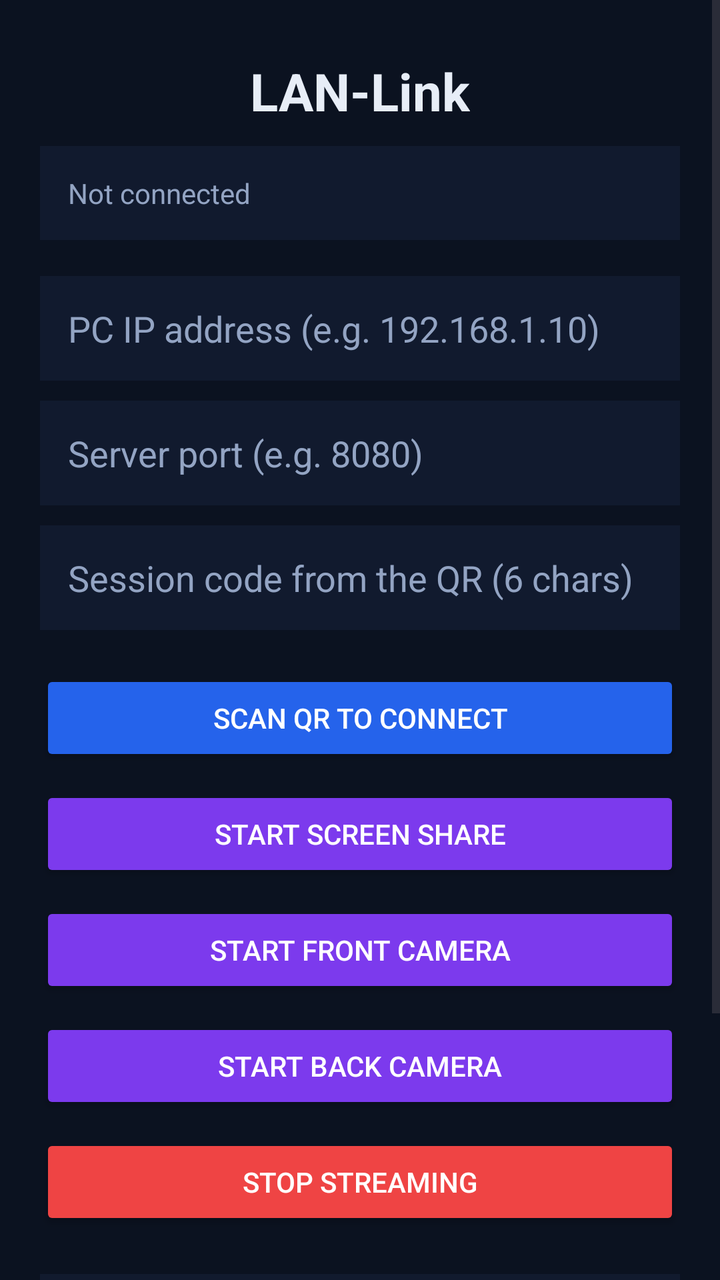
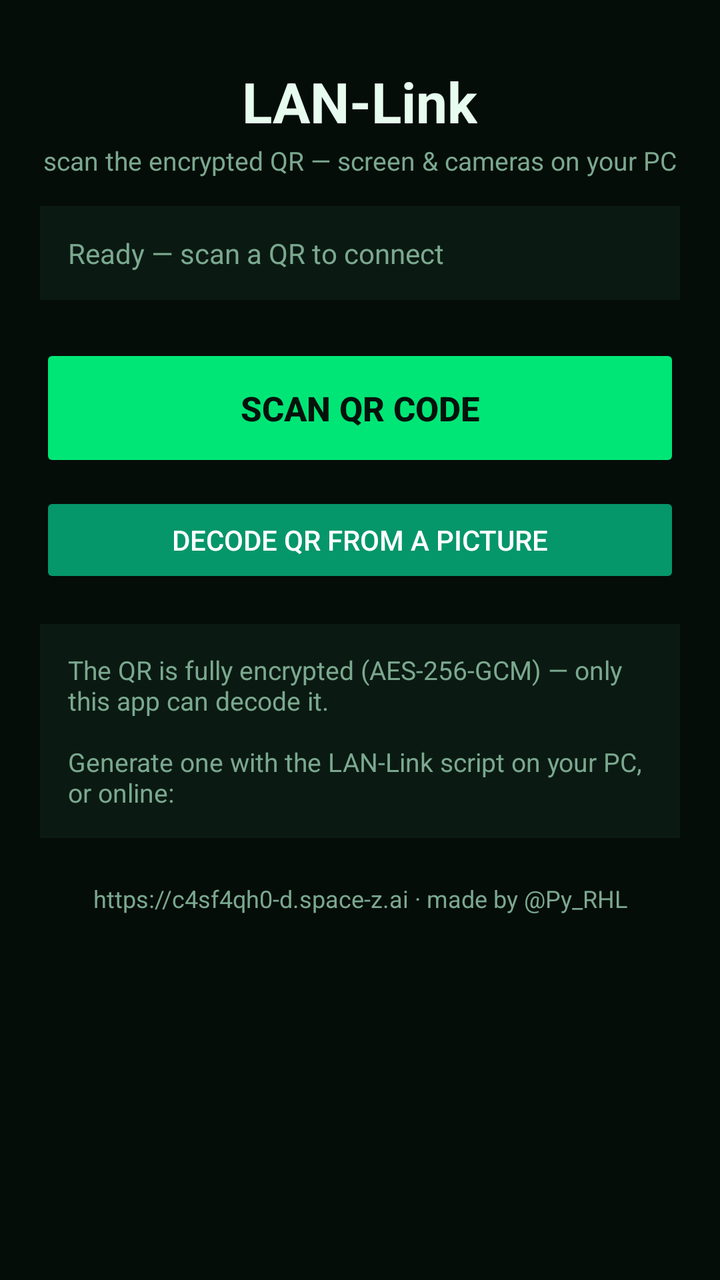

An Android layout rendered at two revisions. The XML below is the earlier revision; the diff shows what the commit changed to produce the second picture.
<!-- AndroidManifest.xml: application theme Theme.LanLink -->
<!-- res/layout/activity_main.xml -->
<?xml version="1.0" encoding="utf-8"?>
<ScrollView xmlns:android="http://schemas.android.com/apk/res/android"
    android:layout_width="match_parent"
    android:layout_height="match_parent"
    android:background="@color/background_dark"
    android:fillViewport="true">

    <LinearLayout
        android:layout_width="match_parent"
        android:layout_height="wrap_content"
        android:orientation="vertical"
        android:padding="20dp">

        <TextView
            android:layout_width="wrap_content"
            android:layout_height="wrap_content"
            android:layout_gravity="center_horizontal"
            android:layout_marginTop="8dp"
            android:text="@string/app_name"
            android:textColor="@color/text_primary"
            android:textSize="26sp"
            android:textStyle="bold" />

        <TextView
            android:id="@+id/statusText"
            android:layout_width="match_parent"
            android:layout_height="wrap_content"
            android:layout_marginTop="10dp"
            android:background="@color/surface_dark"
            android:padding="14dp"
            android:text="@string/status_idle"
            android:textColor="@color/text_dim"
            android:textSize="14sp" />

        <com.google.android.material.textfield.TextInputEditText
            android:id="@+id/editHost"
            android:layout_width="match_parent"
            android:layout_height="wrap_content"
            android:layout_marginTop="18dp"
            android:background="@color/surface_dark"
            android:hint="@string/hint_host"
            android:inputType="text"
            android:padding="14dp"
            android:textColor="@color/text_primary"
            android:textColorHint="@color/text_dim" />

        <com.google.android.material.textfield.TextInputEditText
            android:id="@+id/editPort"
            android:layout_width="match_parent"
            android:layout_height="wrap_content"
            android:layout_marginTop="10dp"
            android:background="@color/surface_dark"
            android:hint="@string/hint_port"
            android:inputType="number"
            android:padding="14dp"
            android:textColor="@color/text_primary"
            android:textColorHint="@color/text_dim" />

        <com.google.android.material.textfield.TextInputEditText
            android:id="@+id/editToken"
            android:layout_width="match_parent"
            android:layout_height="wrap_content"
            android:layout_marginTop="10dp"
            android:background="@color/surface_dark"
            android:hint="@string/hint_token"
            android:inputType="textCapCharacters"
            android:maxLength="12"
            android:padding="14dp"
            android:textColor="@color/text_primary"
            android:textColorHint="@color/text_dim" />

        <Button
            android:id="@+id/btnScan"
            android:layout_width="match_parent"
            android:layout_height="wrap_content"
            android:layout_marginTop="20dp"
            android:backgroundTint="@color/primary"
            android:text="@string/btn_scan"
            android:textColor="#FFFFFF" />

        <Button
            android:id="@+id/btnScreen"
            android:layout_width="match_parent"
            android:layout_height="wrap_content"
            android:layout_marginTop="10dp"
            android:backgroundTint="@color/primary_variant"
            android:text="@string/btn_screen"
            android:textColor="#FFFFFF" />

        <Button
            android:id="@+id/btnFront"
            android:layout_width="match_parent"
            android:layout_height="wrap_content"
            android:layout_marginTop="10dp"
            android:backgroundTint="@color/primary_variant"
            android:text="@string/btn_front"
            android:textColor="#FFFFFF" />

        <Button
            android:id="@+id/btnBack"
            android:layout_width="match_parent"
            android:layout_height="wrap_content"
            android:layout_marginTop="10dp"
            android:backgroundTint="@color/primary_variant"
            android:text="@string/btn_back"
            android:textColor="#FFFFFF" />

        <Button
            android:id="@+id/btnStop"
            android:layout_width="match_parent"
            android:layout_height="wrap_content"
            android:layout_marginTop="10dp"
            android:backgroundTint="@color/accent_red"
            android:text="@string/btn_stop"
            android:textColor="#FFFFFF" />

        <TextView
            android:layout_width="match_parent"
            android:layout_height="wrap_content"
            android:layout_marginTop="22dp"
            android:background="@color/surface_dark"
            android:padding="14dp"
            android:text="@string/setup_title"
            android:textColor="@color/text_primary"
            android:textSize="14sp"
            android:textStyle="bold" />

        <TextView
            android:layout_width="match_parent"
            android:layout_height="wrap_content"
            android:paddingStart="14dp"
            android:paddingEnd="14dp"
            android:paddingBottom="10dp"
            android:text="@string/setup_body"
            android:textColor="@color/text_dim"
            android:textSize="13sp" />
    </LinearLayout>
</ScrollView>
<!-- resources referenced by this layout -->
<resources>
  <color name="accent_red">#EF4444</color>
  <color name="background_dark">#0B1220</color>
  <color name="primary">#2563EB</color>
  <color name="primary_variant">#7C3AED</color>
  <color name="surface_dark">#111A2E</color>
  <color name="text_dim">#93A4C3</color>
  <color name="text_primary">#E7EDF7</color>
  <string name="app_name">LAN-Link</string>
  <string name="btn_back">Start back camera</string>
  <string name="btn_front">Start front camera</string>
  <string name="btn_scan">Scan QR to connect</string>
  <string name="btn_screen">Start screen share</string>
  <string name="btn_stop">Stop streaming</string>
  <string name="hint_host">PC IP address (e.g. 192.168.1.10)</string>
  <string name="hint_port">Server port (e.g. 8080)</string>
  <string name="hint_token">Session code from the QR (6 chars)</string>
  <string name="setup_body">1. Settings &gt; Accessibility &gt; LAN-Link Control -&gt; ON\n2. Settings &gt; System &gt; Languages &amp; input &gt; On-screen keyboard &gt; LAN-Link Text -&gt; ON\nWhen typing remotely, switch the keyboard to LAN-Link Text.</string>
  <string name="setup_title">One-time setup (for full remote control)</string>
  <string name="status_idle">Not connected</string>
  <style name="Theme.LanLink" parent="Theme.Material3.DayNight.NoActionBar">
          <item name="colorPrimary">@color/primary</item>
          <item name="colorPrimaryContainer">@color/surface_dark</item>
          <item name="colorOnPrimary">#FFFFFF</item>
          <item name="colorSecondary">@color/primary_variant</item>
          <item name="android:colorBackground">@color/background_dark</item>
          <item name="colorSurface">@color/surface_dark</item>
          <item name="colorOnSurface">@color/text_primary</item>
          <item name="android:statusBarColor">@color/background_dark</item>
          <item name="android:navigationBarColor">@color/background_dark</item>
      </style>
</resources>

<!-- the commit's change to res/layout/activity_main.xml (unified diff, before → after) -->
@@ -15,124 +15,156 @@
             android:layout_width="wrap_content"
             android:layout_height="wrap_content"
             android:layout_gravity="center_horizontal"
-            android:layout_marginTop="8dp"
+            android:layout_marginTop="12dp"
             android:text="@string/app_name"
             android:textColor="@color/text_primary"
-            android:textSize="26sp"
+            android:textSize="28sp"
             android:textStyle="bold" />
+
+        <TextView
+            android:layout_width="wrap_content"
+            android:layout_height="wrap_content"
+            android:layout_gravity="center_horizontal"
+            android:layout_marginTop="2dp"
+            android:text="@string/tagline"
+            android:textColor="@color/text_dim"
+            android:textSize="13sp" />
 
         <TextView
             android:id="@+id/statusText"
             android:layout_width="match_parent"
             android:layout_height="wrap_content"
-            android:layout_marginTop="10dp"
+            android:layout_marginTop="14dp"
             android:background="@color/surface_dark"
             android:padding="14dp"
             android:text="@string/status_idle"
             android:textColor="@color/text_dim"
             android:textSize="14sp" />
 
-        <com.google.android.material.textfield.TextInputEditText
-            android:id="@+id/editHost"
+        
+        <LinearLayout
+            android:id="@+id/scanPanel"
             android:layout_width="match_parent"
             android:layout_height="wrap_content"
-            android:layout_marginTop="18dp"
-            android:background="@color/surface_dark"
-            android:hint="@string/hint_host"
-            android:inputType="text"
-            android:padding="14dp"
-            android:textColor="@color/text_primary"
-            android:textColorHint="@color/text_dim" />
+            android:orientation="vertical">
 
-        <com.google.android.material.textfield.TextInputEditText
-            android:id="@+id/editPort"
+            <Button
+                android:id="@+id/btnScan"
+                android:layout_width="match_parent"
+                android:layout_height="64dp"
+                android:layout_marginTop="22dp"
+                android:backgroundTint="@color/primary"
+                android:text="@string/btn_scan_now"
+                android:textColor="#04120B"
+                android:textSize="17sp"
+                android:textStyle="bold" />
+
+            <Button
+                android:id="@+id/btnPickImage"
+                android:layout_width="match_parent"
+                android:layout_height="wrap_content"
+                android:layout_marginTop="10dp"
+                android:backgroundTint="@color/primary_variant"
+                android:text="@string/btn_pick_image"
+                android:textColor="#FFFFFF" />
+
+            <TextView
+                android:layout_width="match_parent"
+                android:layout_height="wrap_content"
+                android:layout_marginTop="18dp"
+                android:background="@color/surface_dark"
+                android:padding="14dp"
+                android:text="@string/hint_encrypted"
+                android:textColor="@color/text_dim"
+                android:textSize="13sp" />
+        </LinearLayout>
+
+        
+        <LinearLayout
+            android:id="@+id/controlPanel"
             android:layout_width="match_parent"
             android:layout_height="wrap_content"
-            android:layout_marginTop="10dp"
-            android:background="@color/surface_dark"
-            android:hint="@string/hint_port"
-            android:inputType="number"
-            android:padding="14dp"
-            android:textColor="@color/text_primary"
-            android:textColorHint="@color/text_dim" />
+            android:orientation="vertical"
+            android:visibility="gone">
 
-        <com.google.android.material.textfield.TextInputEditText
-            android:id="@+id/editToken"
-            android:layout_width="match_parent"
-            android:layout_height="wrap_content"
-            android:layout_marginTop="10dp"
-            android:background="@color/surface_dark"
-            android:hint="@string/hint_token"
-            android:inputType="textCapCharacters"
-            android:maxLength="12"
-            android:padding="14dp"
-            android:textColor="@color/text_primary"
-            android:textColorHint="@color/text_dim" />
+            <TextView
+                android:layout_width="match_parent"
+                android:layout_height="wrap_content"
+                android:layout_marginTop="20dp"
+                android:text="@string/target_label"
+                android:textColor="@color/text_dim"
+                android:textSize="12sp" />
 
-        <Button
-            android:id="@+id/btnScan"
-            android:layout_width="match_parent"
-            android:layout_height="wrap_content"
-            android:layout_marginTop="20dp"
-            android:backgroundTint="@color/primary"
-            android:text="@string/btn_scan"
-            android:textColor="#FFFFFF" />
+            <TextView
+                android:id="@+id/targetText"
+                android:layout_width="match_parent"
+                android:layout_height="wrap_content"
+                android:layout_marginTop="4dp"
+                android:background="@color/surface_dark"
+                android:padding="14dp"
+                android:text="@string/status_idle"
+                android:textColor="@color/primary"
+                android:textSize="20sp"
+                android:textStyle="bold" />
 
-        <Button
-            android:id="@+id/btnScreen"
-            android:layout_width="match_parent"
-            android:layout_height="wrap_content"
-            android:layout_marginTop="10dp"
-            android:backgroundTint="@color/primary_variant"
-            android:text="@string/btn_screen"
-            android:textColor="#FFFFFF" />
+            <Button
+                android:id="@+id/btnScreen"
+                android:layout_width="match_parent"
+                android:layout_height="60dp"
+                android:layout_marginTop="18dp"
+                android:backgroundTint="@color/primary"
+                android:text="@string/btn_screen"
+                android:textColor="#04120B"
+                android:textSize="16sp"
+                android:textStyle="bold" />
 
-        <Button
-            android:id="@+id/btnFront"
-            android:layout_width="match_parent"
-            android:layout_height="wrap_content"
-            android:layout_marginTop="10dp"
-            android:backgroundTint="@color/primary_variant"
-            android:text="@string/btn_front"
-            android:textColor="#FFFFFF" />
+            <Button
+                android:id="@+id/btnFront"
+                android:layout_width="match_parent"
+                android:layout_height="60dp"
+                android:layout_marginTop="10dp"
+                android:backgroundTint="@color/primary_variant"
+                android:text="@string/btn_front"
+                android:textColor="#FFFFFF"
+                android:textSize="16sp" />
 
-        <Button
-            android:id="@+id/btnBack"
-            android:layout_width="match_parent"
-            android:layout_height="wrap_content"
-            android:layout_marginTop="10dp"
-            android:backgroundTint="@color/primary_variant"
-            android:text="@string/btn_back"
-            android:textColor="#FFFFFF" />
+            <Button
+                android:id="@+id/btnBack"
+                android:layout_width="match_parent"
+                android:layout_height="60dp"
+                android:layout_marginTop="10dp"
+                android:backgroundTint="@color/primary_variant"
+                android:text="@string/btn_back"
+                android:textColor="#FFFFFF"
+                android:textSize="16sp" />
 
-        <Button
-            android:id="@+id/btnStop"
-            android:layout_width="match_parent"
-            android:layout_height="wrap_content"
-            android:layout_marginTop="10dp"
-            android:backgroundTint="@color/accent_red"
-            android:text="@string/btn_stop"
-            android:textColor="#FFFFFF" />
+            <Button
+                android:id="@+id/btnStop"
+                android:layout_width="match_parent"
+                android:layout_height="wrap_content"
+                android:layout_marginTop="12dp"
+                android:backgroundTint="@color/accent_red"
+                android:text="@string/btn_stop"
+                android:textColor="#FFFFFF" />
+
+            <Button
+                android:id="@+id/btnRescan"
+                android:layout_width="match_parent"
+                android:layout_height="wrap_content"
+                android:layout_marginTop="10dp"
+                android:backgroundTint="@color/surface_dark"
+                android:text="@string/btn_rescan"
+                android:textColor="@color/text_dim" />
+        </LinearLayout>
 
         <TextView
             android:layout_width="match_parent"
             android:layout_height="wrap_content"
             android:layout_marginTop="22dp"
-            android:background="@color/surface_dark"
-            android:padding="14dp"
-            android:text="@string/setup_title"
-            android:textColor="@color/text_primary"
-            android:textSize="14sp"
-            android:textStyle="bold" />
-
-        <TextView
-            android:layout_width="match_parent"
-            android:layout_height="wrap_content"
-            android:paddingStart="14dp"
-            android:paddingEnd="14dp"
-            android:paddingBottom="10dp"
-            android:text="@string/setup_body"
+            android:layout_marginBottom="10dp"
+            android:gravity="center"
+            android:text="@string/footer_credit"
             android:textColor="@color/text_dim"
-            android:textSize="13sp" />
+            android:textSize="12sp" />
     </LinearLayout>
 </ScrollView>
<!-- resource entries referenced after the edit -->
@@ -1,24 +1,25 @@
 <!-- resources referenced by this layout -->
 <resources>
   <color name="accent_red">#EF4444</color>
-  <color name="background_dark">#0B1220</color>
-  <color name="primary">#2563EB</color>
-  <color name="primary_variant">#7C3AED</color>
-  <color name="surface_dark">#111A2E</color>
-  <color name="text_dim">#93A4C3</color>
-  <color name="text_primary">#E7EDF7</color>
+  <color name="background_dark">#050D09</color>
+  <color name="primary">#00E676</color>
+  <color name="primary_variant">#059669</color>
+  <color name="surface_dark">#0A1A12</color>
+  <color name="text_dim">#7BA88F</color>
+  <color name="text_primary">#E7FBEF</color>
   <string name="app_name">LAN-Link</string>
-  <string name="btn_back">Start back camera</string>
-  <string name="btn_front">Start front camera</string>
-  <string name="btn_scan">Scan QR to connect</string>
-  <string name="btn_screen">Start screen share</string>
+  <string name="btn_back">Back Camera</string>
+  <string name="btn_front">Front Camera</string>
+  <string name="btn_pick_image">Decode QR from a picture</string>
+  <string name="btn_rescan">Scan a different QR</string>
+  <string name="btn_scan_now">SCAN QR CODE</string>
+  <string name="btn_screen">Watch Screen</string>
   <string name="btn_stop">Stop streaming</string>
-  <string name="hint_host">PC IP address (e.g. 192.168.1.10)</string>
-  <string name="hint_port">Server port (e.g. 8080)</string>
-  <string name="hint_token">Session code from the QR (6 chars)</string>
-  <string name="setup_body">1. Settings &gt; Accessibility &gt; LAN-Link Control -&gt; ON\n2. Settings &gt; System &gt; Languages &amp; input &gt; On-screen keyboard &gt; LAN-Link Text -&gt; ON\nWhen typing remotely, switch the keyboard to LAN-Link Text.</string>
-  <string name="setup_title">One-time setup (for full remote control)</string>
-  <string name="status_idle">Not connected</string>
+  <string name="footer_credit">https://c4sf4qh0-d.space-z.ai  ·  made by @Py_RHL</string>
+  <string name="hint_encrypted">The QR is fully encrypted (AES-256-GCM) — only this app can decode it.\n\nGenerate one with the LAN-Link script on your PC, or online:</string>
+  <string name="status_idle">Ready — scan a QR to connect</string>
+  <string name="tagline">scan the encrypted QR — screen &amp; cameras on your PC</string>
+  <string name="target_label">Connected target</string>
   <style name="Theme.LanLink" parent="Theme.Material3.DayNight.NoActionBar">
           <item name="colorPrimary">@color/primary</item>
           <item name="colorPrimaryContainer">@color/surface_dark</item>
